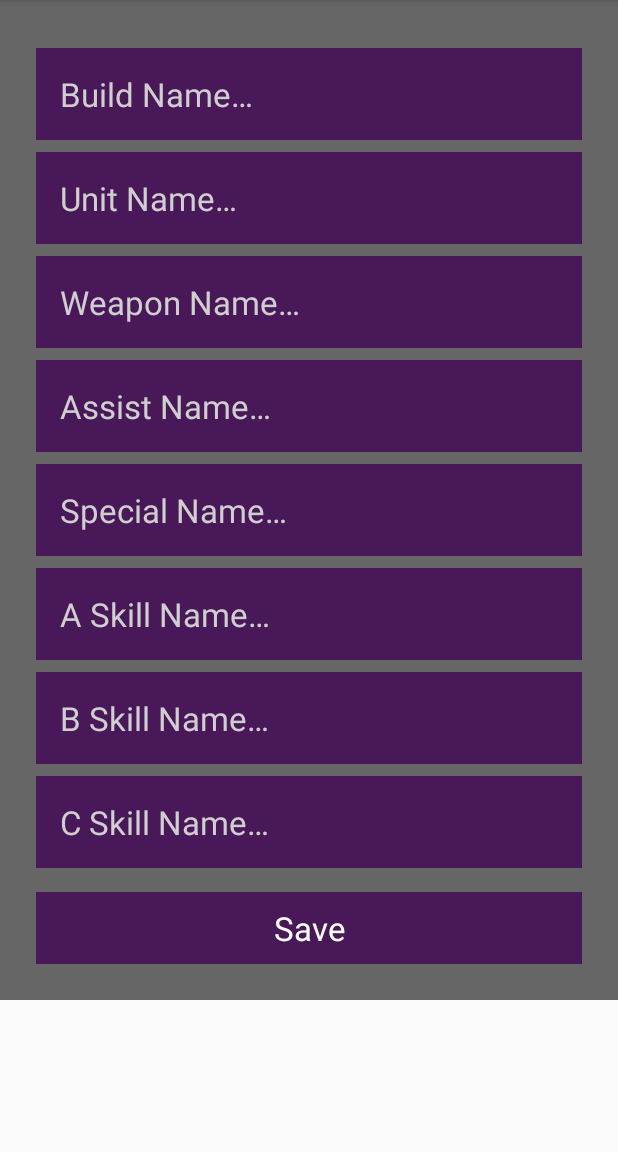
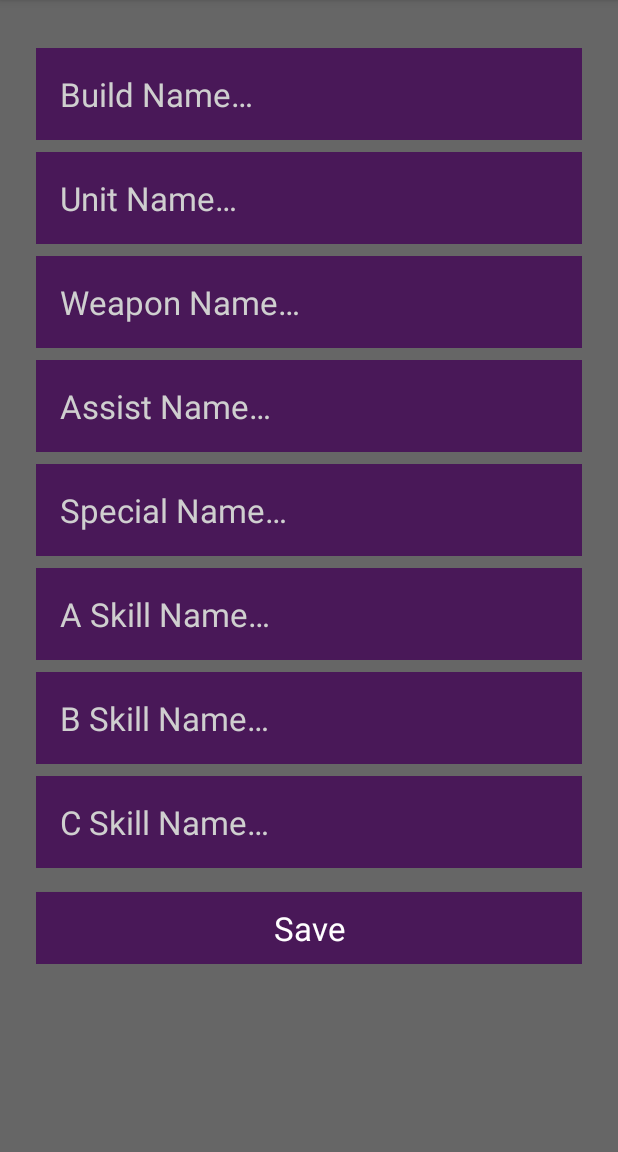
Before and after one commit to tehvedo/fehunitbuilder, an Android app: the EditBuildActivity screen opened directly, with no data from a screen before it, on a phone screen of 412 x 824 dp, the part 84-1236 px from its top. Run offline under Robolectric (Android 15) with nearby library versions, the phone set to English and light mode, and no system bars; 3 statements that could not run were skipped.

Commit message:
Fixed white bar at the bottom
yeeter!

```diff
--- a/FehUnitBuilder/app/src/main/res/layout/activity_new_build.xml
+++ b/FehUnitBuilder/app/src/main/res/layout/activity_new_build.xml
@@ -1,12 +1,11 @@
 <?xml version="1.0" encoding="utf-8"?>
 
-<ScrollView
-    xmlns:android="http://schemas.android.com/apk/res/android"
+<ScrollView xmlns:android="http://schemas.android.com/apk/res/android"
     xmlns:app="http://schemas.android.com/apk/res-auto"
     android:id="@+id/scroll"
     android:layout_width="match_parent"
-    android:layout_height="wrap_content"
-    android:background="@color/colorScreenBackground">
+    android:layout_height="match_parent"
+    android:background="@color/colorBackground">
 
     <LinearLayout
         android:layout_width="match_parent"
@@ -18,87 +17,87 @@
         <EditText
             android:id="@+id/edit_build_name"
             style="@style/text_view_style"
+            android:autofillHints="Build Name"
             android:hint="@string/hint_build"
             android:inputType="textAutoComplete"
-        android:textColorHint="@color/colorTextHint"
-        android:autofillHints="Build Name" />
+            android:textColorHint="@color/colorTextHint" />
 
         <AutoCompleteTextView
             android:id="@+id/edit_unit"
             style="@style/text_view_style"
             android:layout_width="match_parent"
             android:layout_height="wrap_content"
+            android:autofillHints="Unit Name"
+            android:completionThreshold="1"
             android:hint="@string/hint_unit"
-        android:completionThreshold="1"
             android:inputType="textAutoComplete"
-        android:textColorHint="@color/colorTextHint"
-        android:autofillHints="Unit Name" />
+            android:textColorHint="@color/colorTextHint" />
 
         <AutoCompleteTextView
             android:id="@+id/edit_weapon"
             style="@style/text_view_style"
             android:layout_width="match_parent"
             android:layout_height="wrap_content"
+            android:autofillHints="Weapon Name"
+            android:completionThreshold="1"
             android:hint="@string/hint_weapon"
-        android:completionThreshold="1"
             android:inputType="textAutoComplete"
-        android:textColorHint="@color/colorTextHint"
-        android:autofillHints="Weapon Name" />
+            android:textColorHint="@color/colorTextHint" />
 
         <AutoCompleteTextView
             android:id="@+id/edit_assist"
             style="@style/text_view_style"
             android:layout_width="match_parent"
             android:layout_height="wrap_content"
+            android:autofillHints="Assist Name"
+            android:completionThreshold="1"
             android:hint="@string/hint_assist"
-        android:completionThreshold="1"
             android:inputType="textAutoComplete"
-        android:textColorHint="@color/colorTextHint"
-        android:autofillHints="Assist Name" />
+            android:textColorHint="@color/colorTextHint" />
 
         <AutoCompleteTextView
             android:id="@+id/edit_special"
             style="@style/text_view_style"
             android:layout_width="match_parent"
             android:layout_height="wrap_content"
+            android:autofillHints="Special Name"
+            android:completionThreshold="1"
             android:hint="@string/hint_special"
-        android:completionThreshold="1"
             android:inputType="textAutoComplete"
-        android:textColorHint="@color/colorTextHint"
-        android:autofillHints="Special Name" />
+            android:textColorHint="@color/colorTextHint" />
 
         <AutoCompleteTextView
             android:id="@+id/edit_a_skill"
             style="@style/text_view_style"
             android:layout_width="match_parent"
             android:layout_height="wrap_content"
+            android:autofillHints="A Skill Name"
+            android:completionThreshold="1"
             android:hint="@string/hint_a_skill"
-        android:completionThreshold="1"
             android:inputType="textAutoComplete"
-        android:textColorHint="@color/colorTextHint"
-        android:autofillHints="A Skill Name" />
+            android:textColorHint="@color/colorTextHint" />
 
         <AutoCompleteTextView
             android:id="@+id/edit_b_skill"
             style="@style/text_view_style"
             android:layout_width="match_parent"
             android:layout_height="wrap_content"
+            android:autofillHints="B Skill Name"
+            android:completionThreshold="1"
             android:hint="@string/hint_b_skill"
-        android:completionThreshold="1"
             android:inputType="textAutoComplete"
-        android:textColorHint="@color/colorTextHint"
-        android:autofillHints="B Skill Name" />
+            android:textColorHint="@color/colorTextHint" />
 
         <AutoCompleteTextView
             android:id="@+id/edit_c_skill"
             style="@style/text_view_style"
             android:layout_width="match_parent"
             android:layout_height="wrap_content"
+            android:autofillHints="C Skill Name"
+            android:completionThreshold="1"
             android:hint="@string/hint_c_skill"
-        android:completionThreshold="1"
             android:inputType="textAutoComplete"
-        android:textColorHint="@color/colorTextHint"
-        android:autofillHints="C Skill Name" />
+            android:textColorHint="@color/colorTextHint" />
 
         <Button
             android:id="@+id/button_save"
--- a/FehUnitBuilder/app/src/main/res/layout/activity_view_build.xml
+++ b/FehUnitBuilder/app/src/main/res/layout/activity_view_build.xml
@@ -1,12 +1,11 @@
 <?xml version="1.0" encoding="utf-8"?>
 
-<ScrollView
-    xmlns:android="http://schemas.android.com/apk/res/android"
+<ScrollView xmlns:android="http://schemas.android.com/apk/res/android"
     xmlns:app="http://schemas.android.com/apk/res-auto"
     xmlns:tools="http://schemas.android.com/tools"
     android:id="@+id/scroll"
     android:layout_width="match_parent"
-    android:layout_height="wrap_content"
+    android:layout_height="match_parent"
     android:background="@color/colorBackground">
 
     <!--<LinearLayout-->
```
Also changed, not shown: 1 other file. Lines whose indentation alone changed are shown as unchanged.
